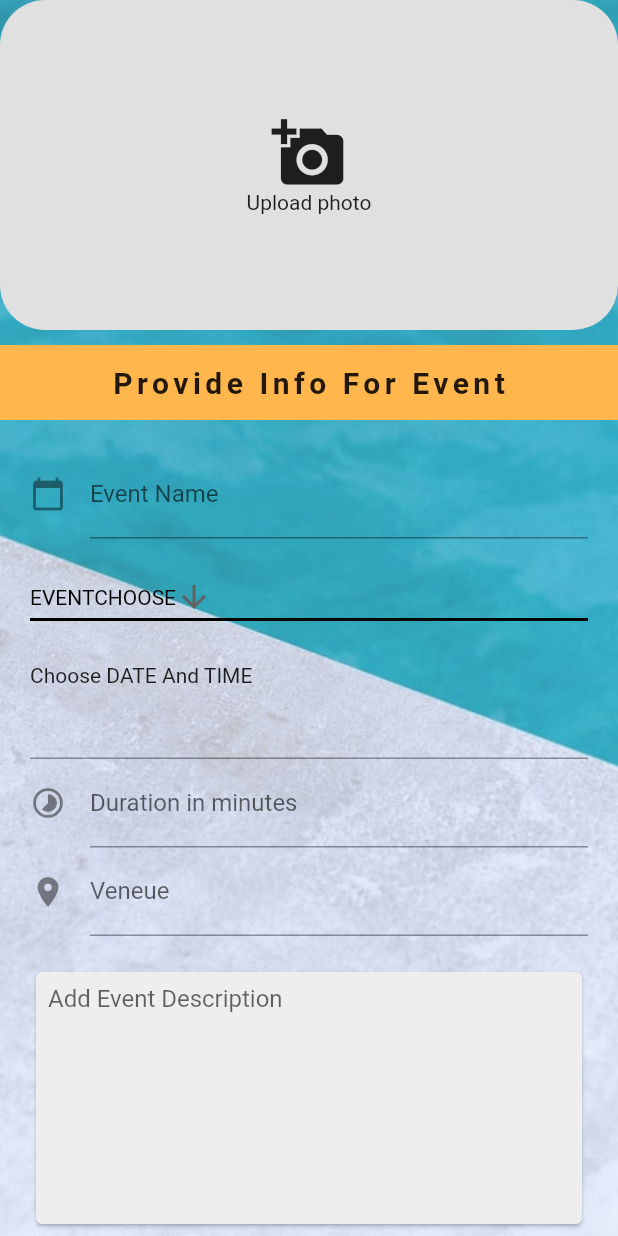
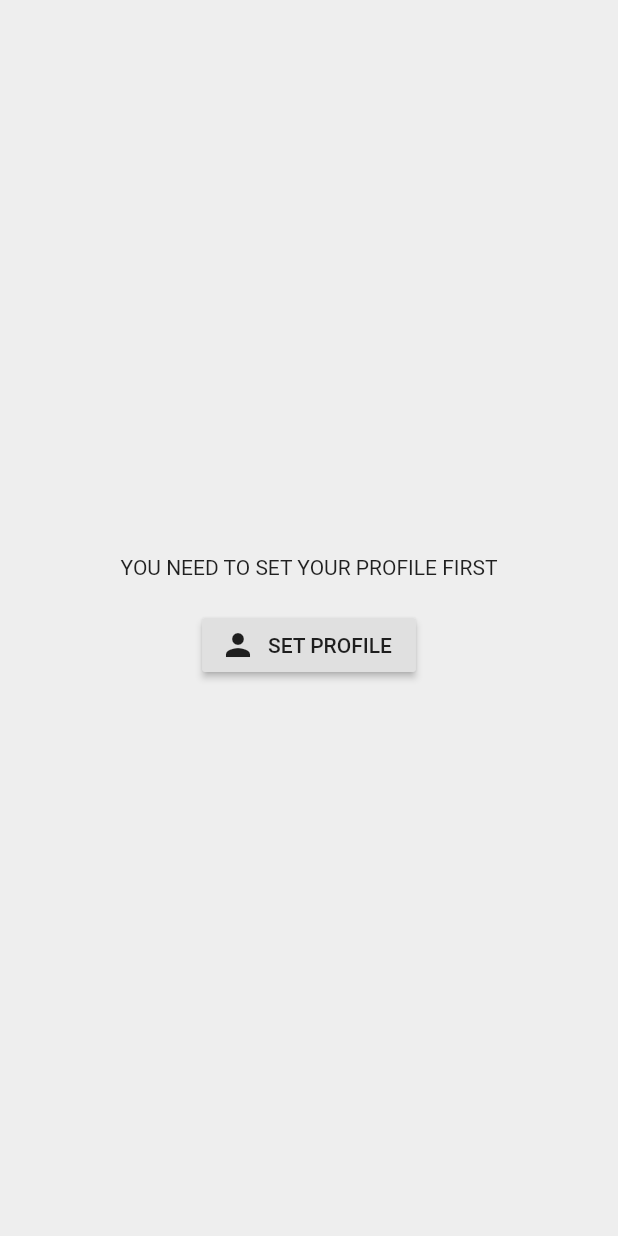
Before and after one commit to harshitk075/Digital_Event_Pass-Application, a Flutter app: the CreateNewEvent screen opened by its route, on a phone screen of 412 x 824 dp. Run offline on Flutter 3.47's test engine with Material 2 defaults, Android fonts, the phone set to English and light mode, and no system bars; drawn by our look-alikes of datetime_picker_formfield; our stand-ins replace animated_text_kit, cloud_firestore, firebase_auth, firebase_storage, fluttertoast, font_awesome_flutter and 4 more; missing offline and left inert: flappy_search_bar, google_map_location_picker, qrcode; accounts and stored records are empty.

Commit message:
check profile status functionality require more work

```diff
--- a/lib/Services/dispalyfunctions.dart
+++ b/lib/Services/dispalyfunctions.dart
@@ -2,7 +2,7 @@ import 'package:digitaleventpass/post_class.dart';
 import 'package:cloud_firestore/cloud_firestore.dart';
 import 'package:digitaleventpass/globals.dart';
   Future<Post> FuncEvent(String ID) async{
-  final databaseReference = Firestore.instance;
+   final databaseReference = Firestore.instance;
     DocumentReference documentReference =
     databaseReference.collection("OrganizerContainer").document(Globaldata.OrganizerID).collection("Events").document(ID);
     Post obj;
--- a/lib/pages/createnewevent.dart
+++ b/lib/pages/createnewevent.dart
@@ -83,7 +83,7 @@ class _CreateNewEventState extends State<CreateNewEvent> {
 
   @override
   Widget build(BuildContext context) {
-    return (Guest.is_profileset == 1) ? Container(
+    return (Guest.is_profileset) ? Container(
       decoration: BoxDecoration(
         image: DecorationImage(
           image: AssetImage("assets/backsm2.jpg"),
--- a/lib/pages/guest_class.dart
+++ b/lib/pages/guest_class.dart
@@ -1,6 +1,6 @@
 
 class Guest{
-	static int is_profileset=1;
+	static bool is_profileset=false;
 	String _guestID;
 	String _name;
 	String _email;
@@ -10,7 +10,7 @@ class Guest{
 
 	Guest(this._guestID, this._name, this._email, this._gender, this._contactNumber, this._imageUrl);
 
-	int get flag => is_profileset;
+	bool get flag => is_profileset;
 
 	String get guestID => _guestID;
 
```
Also changed, not shown: lib/pages/createorganizerprofile.dart (+12 -1 lines), lib/pages/organizerpage.dart (+18 -0 lines), lib/sign_in.dart (+16 -1 lines).
